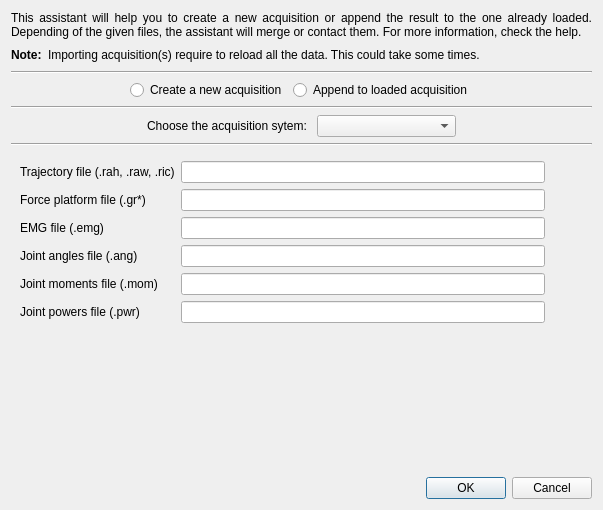
Above: Tools/Mokka/ImportAssistantDialog.ui from Biomechanical-ToolKit/BTKCore before the change. Below: the same form after it.
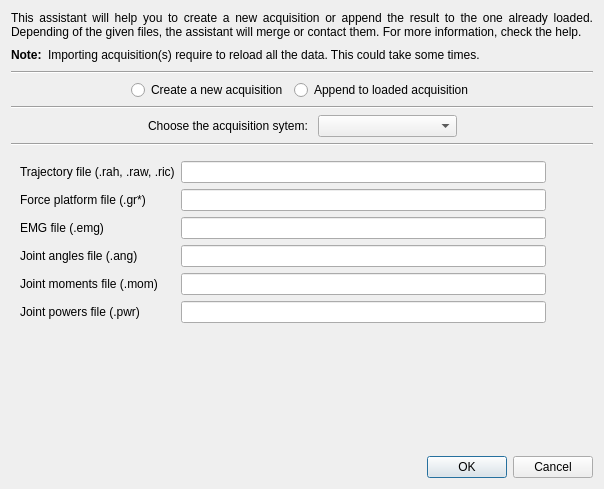
That is the form after the change. The open tabs and pages were chosen to show the change. Icons and pictures are not drawn.

Patch:
```diff
--- a/Tools/Mokka/ImportAssistantDialog.ui
+++ b/Tools/Mokka/ImportAssistantDialog.ui
@@ -9,8 +9,8 @@
    <rect>
     <x>0</x>
     <y>0</y>
-    <width>603</width>
-    <height>510</height>
+    <width>604</width>
+    <height>489</height>
    </rect>
   </property>
   <property name="windowTitle">
```
Left out of the diff: 5 changed lines with no effect on the pictures.
